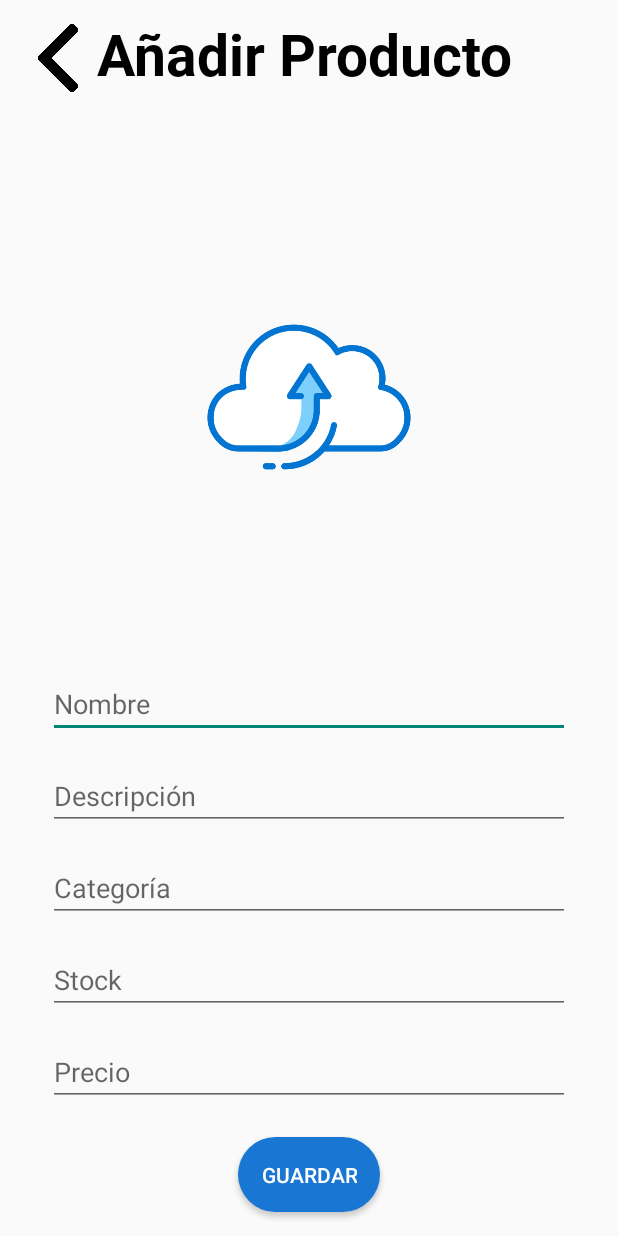
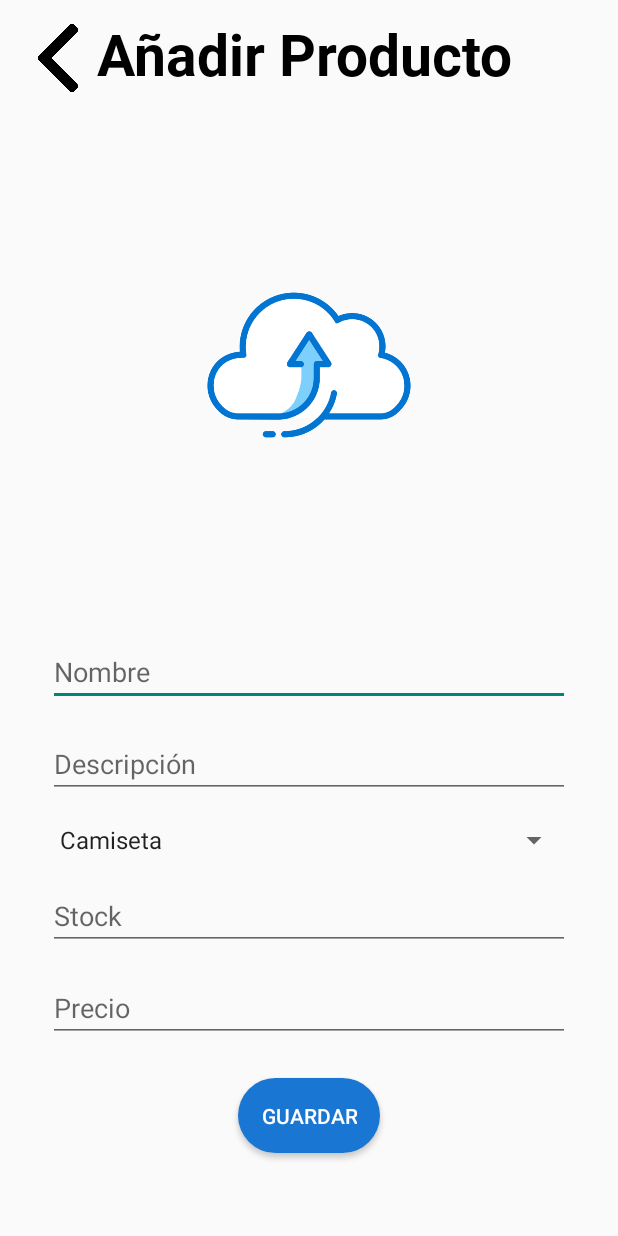
Before and after one commit to manoloGL37/proyecto_dam, an Android app: the MasProductoActivity screen opened directly, with no data from a screen before it, on a phone screen of 412 x 824 dp. Run offline under Robolectric (Android 15) with nearby library versions, the phone set to English and light mode, and no system bars.

Commit message:
añadido spinner para categoria

```diff
--- a/app/src/main/java/com/example/proyectodammanuelgongora/Aplicacion/RopaFragment.java
+++ b/app/src/main/java/com/example/proyectodammanuelgongora/Aplicacion/RopaFragment.java
@@ -50,16 +50,16 @@ public class RopaFragment extends Fragment {
         recyclerViewSudaderas.setLayoutManager(new LinearLayoutManager(getActivity(), LinearLayoutManager.HORIZONTAL, false));
 
         listaCamisetas = new ArrayList<>();
-        listaCamisetas = conexion.verProductos();
+        listaCamisetas = conexion.verProductos("Camiseta");
 
         listaSudaderas = new ArrayList<>();
-        listaSudaderas = conexion.verProductos();
+        listaSudaderas = conexion.verProductos("Sudadera");
 
         // Enviar listas a adaptadores
         AdaptadorRopa adapterCamis = new AdaptadorRopa(getContext(), listaCamisetas);
         recyclerViewCamisetas.setAdapter(adapterCamis);
 
-        AdaptadorRopa adapterSudaderas = new AdaptadorRopa(getContext(), listaCamisetas);
+        AdaptadorRopa adapterSudaderas = new AdaptadorRopa(getContext(), listaSudaderas);
         recyclerViewSudaderas.setAdapter(adapterSudaderas);
 
         // Listener para cuando se pulse sobre un producto
--- a/app/src/main/java/com/example/proyectodammanuelgongora/Aplicacion/SocialFragment.java
+++ b/app/src/main/java/com/example/proyectodammanuelgongora/Aplicacion/SocialFragment.java
@@ -55,7 +55,7 @@ public class SocialFragment extends Fragment {
         listaPublicaciones = conexion.verPublicaciones();
 
         // Enviar lista a adaptador
-        AdaptadorSocial adapterPublicaciones = new AdaptadorSocial(getActivity(), listaPublicaciones);
+        AdaptadorSocial adapterPublicaciones = new AdaptadorSocial(getActivity(), listaPublicaciones, id);
         recyclerViewPublicaciones.setAdapter(adapterPublicaciones);
 
         btnNuvPubli = view.findViewById(R.id.btn_agregar_publi);
--- a/app/src/main/java/com/example/proyectodammanuelgongora/Compra/AdaptadorRopa.java
+++ b/app/src/main/java/com/example/proyectodammanuelgongora/Compra/AdaptadorRopa.java
@@ -47,8 +47,7 @@ public class AdaptadorRopa extends RecyclerView.Adapter<AdaptadorRopa.MiViewHold
         ImageView imageView = utiles.blobAImageView(context, listaProductos.get(position).getImagen()); // Pasamos la imagen en bytes y se convierte a ImageView
         holder.imagenProducto.setImageDrawable(imageView.getDrawable());
         holder.nombreProducto.setText(listaProductos.get(position).getNombreProd());
-        holder.precioProducto.setText(String.valueOf(listaProductos.get(position).getPrecio()));
-
+        holder.precioProducto.setText(String.valueOf(listaProductos.get(position).getPrecio()) + " €");
     }
 
     @Override
--- a/app/src/main/java/com/example/proyectodammanuelgongora/Panel/MasProductoActivity.java
+++ b/app/src/main/java/com/example/proyectodammanuelgongora/Panel/MasProductoActivity.java
@@ -11,10 +11,13 @@ import android.content.Intent;
 import android.net.Uri;
 import android.os.Bundle;
 import android.view.View;
+import android.widget.AdapterView;
+import android.widget.ArrayAdapter;
 import android.widget.Button;
 import android.widget.EditText;
 import android.widget.ImageButton;
 import android.widget.ImageView;
+import android.widget.Spinner;
 import android.widget.Toast;
 
 import com.example.proyectodammanuelgongora.Aplicacion.InicioActivity;
@@ -24,13 +27,15 @@ import com.example.proyectodammanuelgongora.R;
 import com.example.proyectodammanuelgongora.Social.PublicacionActivity;
 import com.example.proyectodammanuelgongora.Utils.Utiles;
 
-public class MasProductoActivity extends AppCompatActivity {
+public class MasProductoActivity extends AppCompatActivity implements AdapterView.OnItemSelectedListener {
 
-    EditText etiNombre, etiDescripcion, etiCategoria, etiStock, etiPrecio;
+    EditText etiNombre, etiDescripcion, etiStock, etiPrecio;
+    Spinner etiCategoria;
     Button btnGuardar;
     ImageButton imagenProd;
     DataBase conexion = new DataBase();
     Utiles utils = new Utiles();
+    String categoria;
 
     private ActivityResultLauncher<Intent> galeriaLauncher;
     private Uri uri = null;
@@ -45,11 +50,18 @@ public class MasProductoActivity extends AppCompatActivity {
 
         etiNombre = findViewById(R.id.eti_nombre_mas_prod);
         etiDescripcion = findViewById(R.id.eti_desc_mas_prod);
-        etiCategoria = findViewById(R.id.eti_cat_mas_prod);
+        etiCategoria = (Spinner) findViewById(R.id.eti_cat_mas_prod);
         etiStock = findViewById(R.id.eti_stock_mas_prod);
         etiPrecio = findViewById(R.id.eti_precio_mas_prod);
         imagenProd = findViewById(R.id.img_prod_mas);
         btnGuardar = findViewById(R.id.btn_mas_prod);
+
+        // Llenamos el spinner
+        ArrayAdapter<CharSequence> adaptadorSpinner = ArrayAdapter.createFromResource(this, R.array.string_array_categorias, android.R.layout.simple_spinner_item);
+
+        adaptadorSpinner.setDropDownViewResource(android.R.layout.simple_spinner_dropdown_item);
+        // Applicamos el adaptador al Spinner
+        etiCategoria.setAdapter(adaptadorSpinner);
 
         // Launcher para abrir la galeria y recoger la imagen seleccionada
         galeriaLauncher = registerForActivityResult(new ActivityResultContracts.StartActivityForResult(),
@@ -76,13 +88,14 @@ public class MasProductoActivity extends AppCompatActivity {
             }
         });
 
+        etiCategoria.setOnItemSelectedListener(this);
+
         btnGuardar.setOnClickListener(new View.OnClickListener() {
             @Override
             public void onClick(View v) {
 
                 String nombre = etiNombre.getText().toString();
                 String descipcion = etiDescripcion.getText().toString();
-                String categoria = etiCategoria.getText().toString();
                 int stock = Integer.parseInt(etiStock.getText().toString());
                 double precio = Double.parseDouble(etiPrecio.getText().toString());
                 byte[] imagen = utils.imageButtonABlob(imagenProd);
@@ -100,6 +113,17 @@ public class MasProductoActivity extends AppCompatActivity {
 
     }
 
+    @Override
+    public void onItemSelected(AdapterView<?> adapterView, View view, int i, long l) {
+        categoria = adapterView.getItemAtPosition(i).toString();
+    }
+
+    @Override
+    public void onNothingSelected(AdapterView<?> parent) {
+
+    }
+
+
     // Metodo que llama al launcher de la galeria
     public void abrirGaleria() {
         Intent intent = new Intent(Intent.ACTION_PICK);
--- a/app/src/main/res/layout/activity_mas_producto.xml
+++ b/app/src/main/res/layout/activity_mas_producto.xml
@@ -34,6 +34,7 @@
         app:layout_constraintTop_toTopOf="parent" />
 
     <ScrollView
+        android:id="@+id/scrollView2"
         android:layout_width="match_parent"
         android:layout_height="wrap_content"
         app:layout_constraintBottom_toTopOf="@+id/btn_mas_prod"
@@ -83,7 +84,7 @@
                 app:layout_constraintStart_toStartOf="parent"
                 app:layout_constraintTop_toBottomOf="@+id/eti_nombre_mas_prod" />
 
-            <EditText
+            <Spinner
                 android:id="@+id/eti_cat_mas_prod"
                 android:layout_width="match_parent"
                 android:layout_height="wrap_content"
@@ -132,13 +133,13 @@
         android:id="@+id/btn_mas_prod"
         android:layout_width="wrap_content"
         android:layout_height="wrap_content"
-        android:layout_marginBottom="16dp"
+        android:layout_marginTop="24dp"
+        android:background="@drawable/btn_design"
         android:padding="15dp"
+        android:text="@string/btn_guardar_prod"
         android:textColor="@color/white"
-        android:text="@string/btn_guardar_prod"
-        android:background="@drawable/btn_design"
-        app:layout_constraintBottom_toBottomOf="parent"
         app:layout_constraintEnd_toEndOf="parent"
-        app:layout_constraintStart_toStartOf="parent" />
+        app:layout_constraintStart_toStartOf="parent"
+        app:layout_constraintTop_toBottomOf="@+id/scrollView2" />
 
 </androidx.constraintlayout.widget.ConstraintLayout>
--- /dev/null
+++ b/app/src/main/res/values/arrayCategorias.xml
@@ -0,0 +1,7 @@
+<?xml version="1.0" encoding="utf-8"?>
+<resources>
+    <string-array name="string_array_categorias">
+        <item>Camiseta</item>
+        <item>Sudadera</item>
+    </string-array>
+</resources>
```
Also changed, not shown: app/src/main/java/com/example/proyectodammanuelgongora/Database/DataBase.java (+35 -6 lines), app/src/main/java/com/example/proyectodammanuelgongora/Social/AdaptadorSocial.java (+13 -5 lines).
